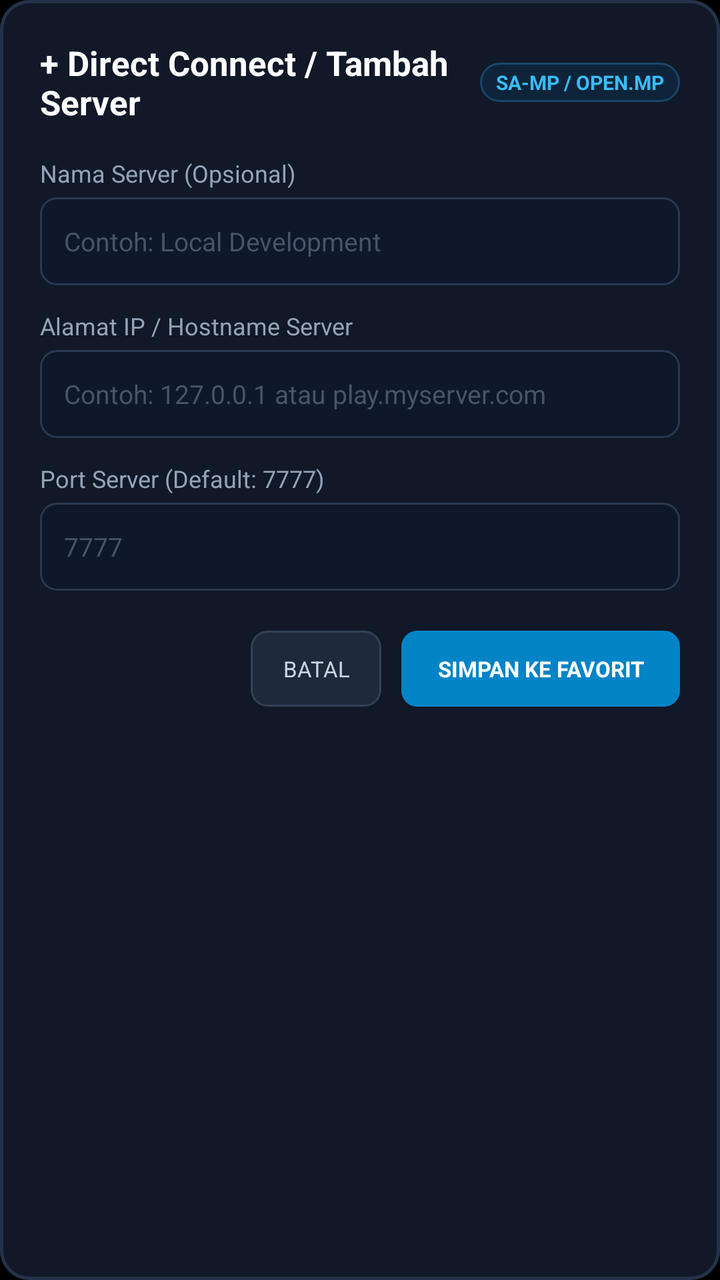
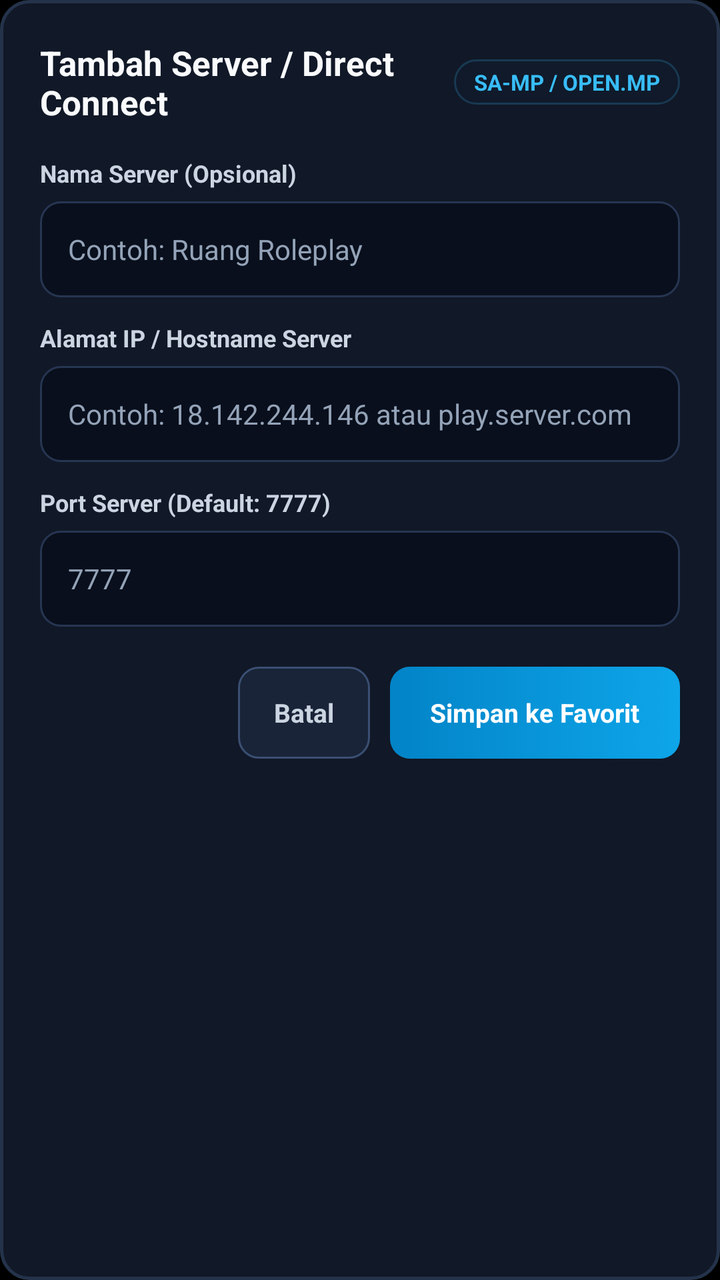

Compare the two renders of this Android layout. The source of the first and the diff that turns it into the second are given below.
<!-- AndroidManifest.xml: application theme android:Theme.NoTitleBar.Fullscreen -->
<!-- res/layout/dialog_add_server.xml -->
<?xml version="1.0" encoding="utf-8"?>
<LinearLayout xmlns:android="http://schemas.android.com/apk/res/android"
    android:layout_width="match_parent"
    android:layout_height="wrap_content"
    android:orientation="vertical"
    android:padding="20dp"
    android:background="@drawable/bg_dialog_modern">

    
    <LinearLayout
        android:layout_width="match_parent"
        android:layout_height="wrap_content"
        android:orientation="horizontal"
        android:gravity="center_vertical"
        android:layout_marginBottom="16dp">

        <TextView
            android:layout_width="0dp"
            android:layout_height="wrap_content"
            android:layout_weight="1"
            android:text="+ Direct Connect / Tambah Server"
            android:textColor="#FFFFFF"
            android:textSize="17sp"
            android:textStyle="bold" />

        <TextView
            android:layout_width="wrap_content"
            android:layout_height="wrap_content"
            android:text="SA-MP / OPEN.MP"
            android:textColor="#38BDF8"
            android:textSize="10sp"
            android:textStyle="bold"
            android:background="@drawable/bg_badge_ping"
            android:paddingStart="8dp"
            android:paddingEnd="8dp"
            android:paddingTop="3dp"
            android:paddingBottom="3dp" />
    </LinearLayout>

    <TextView
        android:layout_width="wrap_content"
        android:layout_height="wrap_content"
        android:text="Nama Server (Opsional)"
        android:textColor="#94A3B8"
        android:textSize="12sp"
        android:layout_marginBottom="4dp" />

    <EditText
        android:id="@+id/et_server_name"
        android:layout_width="match_parent"
        android:layout_height="44dp"
        android:hint="Contoh: Local Development"
        android:textColor="#FFFFFF"
        android:textColorHint="#475569"
        android:background="@drawable/bg_input_field"
        android:paddingStart="12dp"
        android:paddingEnd="12dp"
        android:textSize="13sp"
        android:layout_marginBottom="12dp" />

    <TextView
        android:layout_width="wrap_content"
        android:layout_height="wrap_content"
        android:text="Alamat IP / Hostname Server"
        android:textColor="#94A3B8"
        android:textSize="12sp"
        android:layout_marginBottom="4dp" />

    <EditText
        android:id="@+id/et_server_ip"
        android:layout_width="match_parent"
        android:layout_height="44dp"
        android:hint="Contoh: 127.0.0.1 atau play.myserver.com"
        android:textColor="#FFFFFF"
        android:textColorHint="#475569"
        android:background="@drawable/bg_input_field"
        android:paddingStart="12dp"
        android:paddingEnd="12dp"
        android:textSize="13sp"
        android:layout_marginBottom="12dp" />

    <TextView
        android:layout_width="wrap_content"
        android:layout_height="wrap_content"
        android:text="Port Server (Default: 7777)"
        android:textColor="#94A3B8"
        android:textSize="12sp"
        android:layout_marginBottom="4dp" />

    <EditText
        android:id="@+id/et_server_port"
        android:layout_width="match_parent"
        android:layout_height="44dp"
        android:hint="7777"
        android:inputType="number"
        android:textColor="#FFFFFF"
        android:textColorHint="#475569"
        android:background="@drawable/bg_input_field"
        android:paddingStart="12dp"
        android:paddingEnd="12dp"
        android:textSize="13sp"
        android:layout_marginBottom="20dp" />

    <LinearLayout
        android:layout_width="match_parent"
        android:layout_height="wrap_content"
        android:orientation="horizontal"
        android:gravity="end">

        <Button
            android:id="@+id/btn_cancel_add"
            android:layout_width="wrap_content"
            android:layout_height="38dp"
            android:text="BATAL"
            android:textColor="#CBD5E1"
            android:background="@drawable/bg_btn_secondary"
            android:textSize="11sp"
            android:paddingStart="16dp"
            android:paddingEnd="16dp"
            android:layout_marginEnd="10dp" />

        <Button
            android:id="@+id/btn_confirm_add"
            android:layout_width="wrap_content"
            android:layout_height="38dp"
            android:text="SIMPAN KE FAVORIT"
            android:textColor="#FFFFFF"
            android:background="@drawable/bg_btn_connect"
            android:textStyle="bold"
            android:textSize="11sp"
            android:paddingStart="18dp"
            android:paddingEnd="18dp" />
    </LinearLayout>

</LinearLayout>
<!-- resources referenced by this layout -->
<resources>
  <!-- drawable bg_badge_ping (drawable) -->
  <?xml version="1.0" encoding="utf-8"?>
  <shape xmlns:android="http://schemas.android.com/apk/res/android"
      android:shape="rectangle">
      <solid android:color="#0F243A" />
      <stroke android:width="1dp" android:color="#19456B" />
      <corners android:radius="12dp" />
  </shape>
  <!-- drawable bg_btn_connect (drawable) -->
  <?xml version="1.0" encoding="utf-8"?>
  <selector xmlns:android="http://schemas.android.com/apk/res/android">
      <item android:state_pressed="true">
          <shape android:shape="rectangle">
              <solid android:color="#02659B" />
              <corners android:radius="8dp" />
          </shape>
      </item>
      <item android:state_enabled="false">
          <shape android:shape="rectangle">
              <solid android:color="#334155" />
              <corners android:radius="8dp" />
          </shape>
      </item>
      <item>
          <shape android:shape="rectangle">
              <solid android:color="#0284C7" />
              <corners android:radius="8dp" />
          </shape>
      </item>
  </selector>
  <!-- drawable bg_btn_secondary (drawable) -->
  <?xml version="1.0" encoding="utf-8"?>
  <selector xmlns:android="http://schemas.android.com/apk/res/android">
      <item android:state_pressed="true">
          <shape android:shape="rectangle">
              <solid android:color="#0F172A" />
              <stroke android:width="1dp" android:color="#475569" />
              <corners android:radius="8dp" />
          </shape>
      </item>
      <item>
          <shape android:shape="rectangle">
              <solid android:color="#1E293B" />
              <stroke android:width="1dp" android:color="#334155" />
              <corners android:radius="8dp" />
          </shape>
      </item>
  </selector>
  <!-- drawable bg_dialog_modern (drawable) -->
  <?xml version="1.0" encoding="utf-8"?>
  <shape xmlns:android="http://schemas.android.com/apk/res/android"
      android:shape="rectangle">
      <solid android:color="#111827" />
      <stroke android:width="1.5dp" android:color="#24334A" />
      <corners android:radius="14dp" />
  </shape>
  <!-- drawable bg_input_field (drawable) -->
  <?xml version="1.0" encoding="utf-8"?>
  <selector xmlns:android="http://schemas.android.com/apk/res/android">
      <item android:state_focused="true">
          <shape android:shape="rectangle">
              <solid android:color="#0F172A" />
              <stroke android:width="1.5dp" android:color="#38BDF8" />
              <corners android:radius="8dp" />
          </shape>
      </item>
      <item>
          <shape android:shape="rectangle">
              <solid android:color="#0F172A" />
              <stroke android:width="1dp" android:color="#2A3950" />
              <corners android:radius="8dp" />
          </shape>
      </item>
  </selector>
</resources>

<!-- the commit's change to res/layout/dialog_add_server.xml (unified diff, before → after) -->
@@ -18,8 +18,8 @@
             android:layout_width="0dp"
             android:layout_height="wrap_content"
             android:layout_weight="1"
-            android:text="+ Direct Connect / Tambah Server"
-            android:textColor="#FFFFFF"
+            android:text="Tambah Server / Direct Connect"
+            android:textColor="@color/romp_text_primary"
             android:textSize="17sp"
             android:textStyle="bold" />
 
@@ -27,78 +27,81 @@
             android:layout_width="wrap_content"
             android:layout_height="wrap_content"
             android:text="SA-MP / OPEN.MP"
-            android:textColor="#38BDF8"
-            android:textSize="10sp"
+            android:textColor="@color/romp_accent"
+            android:textSize="11sp"
             android:textStyle="bold"
             android:background="@drawable/bg_badge_ping"
-            android:paddingStart="8dp"
-            android:paddingEnd="8dp"
-            android:paddingTop="3dp"
-            android:paddingBottom="3dp" />
+            android:paddingStart="10dp"
+            android:paddingEnd="10dp"
+            android:paddingTop="4dp"
+            android:paddingBottom="4dp" />
     </LinearLayout>
 
     <TextView
         android:layout_width="wrap_content"
         android:layout_height="wrap_content"
         android:text="Nama Server (Opsional)"
-        android:textColor="#94A3B8"
+        android:textColor="@color/romp_text_secondary"
         android:textSize="12sp"
-        android:layout_marginBottom="4dp" />
+        android:textStyle="bold"
+        android:layout_marginBottom="6dp" />
 
     <EditText
         android:id="@+id/et_server_name"
         android:layout_width="match_parent"
-        android:layout_height="44dp"
-        android:hint="Contoh: Local Development"
-        android:textColor="#FFFFFF"
-        android:textColorHint="#475569"
+        android:layout_height="48dp"
+        android:hint="Contoh: Ruang Roleplay"
+        android:textColor="@color/romp_text_primary"
+        android:textColorHint="@color/romp_text_muted"
         android:background="@drawable/bg_input_field"
-        android:paddingStart="12dp"
-        android:paddingEnd="12dp"
-        android:textSize="13sp"
+        android:paddingStart="14dp"
+        android:paddingEnd="14dp"
+        android:textSize="14sp"
         android:layout_marginBottom="12dp" />
 
     <TextView
         android:layout_width="wrap_content"
         android:layout_height="wrap_content"
         android:text="Alamat IP / Hostname Server"
-        android:textColor="#94A3B8"
+        android:textColor="@color/romp_text_secondary"
         android:textSize="12sp"
-        android:layout_marginBottom="4dp" />
+        android:textStyle="bold"
+        android:layout_marginBottom="6dp" />
 
     <EditText
         android:id="@+id/et_server_ip"
         android:layout_width="match_parent"
-        android:layout_height="44dp"
-        android:hint="Contoh: 127.0.0.1 atau play.myserver.com"
-        android:textColor="#FFFFFF"
-        android:textColorHint="#475569"
+        android:layout_height="48dp"
+        android:hint="Contoh: 18.142.244.146 atau play.server.com"
+        android:textColor="@color/romp_text_primary"
+        android:textColorHint="@color/romp_text_muted"
         android:background="@drawable/bg_input_field"
-        android:paddingStart="12dp"
-        android:paddingEnd="12dp"
-        android:textSize="13sp"
+        android:paddingStart="14dp"
+        android:paddingEnd="14dp"
+        android:textSize="14sp"
         android:layout_marginBottom="12dp" />
 
     <TextView
         android:layout_width="wrap_content"
         android:layout_height="wrap_content"
         android:text="Port Server (Default: 7777)"
-        android:textColor="#94A3B8"
+        android:textColor="@color/romp_text_secondary"
         android:textSize="12sp"
-        android:layout_marginBottom="4dp" />
+        android:textStyle="bold"
+        android:layout_marginBottom="6dp" />
 
     <EditText
         android:id="@+id/et_server_port"
         android:layout_width="match_parent"
-        android:layout_height="44dp"
+        android:layout_height="48dp"
         android:hint="7777"
         android:inputType="number"
-        android:textColor="#FFFFFF"
-        android:textColorHint="#475569"
+        android:textColor="@color/romp_text_primary"
+        android:textColorHint="@color/romp_text_muted"
         android:background="@drawable/bg_input_field"
-        android:paddingStart="12dp"
-        android:paddingEnd="12dp"
-        android:textSize="13sp"
+        android:paddingStart="14dp"
+        android:paddingEnd="14dp"
+        android:textSize="14sp"
         android:layout_marginBottom="20dp" />
 
     <LinearLayout
@@ -110,26 +113,29 @@
         <Button
             android:id="@+id/btn_cancel_add"
             android:layout_width="wrap_content"
-            android:layout_height="38dp"
-            android:text="BATAL"
-            android:textColor="#CBD5E1"
+            android:layout_height="46dp"
+            android:text="Batal"
+            android:textAllCaps="false"
+            android:textColor="@color/romp_text_secondary"
             android:background="@drawable/bg_btn_secondary"
-            android:textSize="11sp"
-            android:paddingStart="16dp"
-            android:paddingEnd="16dp"
+            android:textSize="13sp"
+            android:textStyle="bold"
+            android:paddingStart="18dp"
+            android:paddingEnd="18dp"
             android:layout_marginEnd="10dp" />
 
         <Button
             android:id="@+id/btn_confirm_add"
             android:layout_width="wrap_content"
-            android:layout_height="38dp"
-            android:text="SIMPAN KE FAVORIT"
+            android:layout_height="46dp"
+            android:text="Simpan ke Favorit"
+            android:textAllCaps="false"
             android:textColor="#FFFFFF"
             android:background="@drawable/bg_btn_connect"
             android:textStyle="bold"
-            android:textSize="11sp"
-            android:paddingStart="18dp"
-            android:paddingEnd="18dp" />
+            android:textSize="13sp"
+            android:paddingStart="20dp"
+            android:paddingEnd="20dp" />
     </LinearLayout>
 
 </LinearLayout>
<!-- resource entries referenced after the edit -->
@@ -1,53 +1,64 @@
 <!-- resources referenced by this layout -->
 <resources>
+  <color name="romp_accent">#38BDF8</color>
+  <color name="romp_text_muted">#94A3B8</color>
+  <color name="romp_text_primary">#F8FAFC</color>
+  <color name="romp_text_secondary">#CBD5E1</color>
   <!-- drawable bg_badge_ping (drawable) -->
   <?xml version="1.0" encoding="utf-8"?>
   <shape xmlns:android="http://schemas.android.com/apk/res/android"
       android:shape="rectangle">
-      <solid android:color="#0F243A" />
-      <stroke android:width="1dp" android:color="#19456B" />
-      <corners android:radius="12dp" />
+      <solid android:color="#1E0C2D48" />
+      <stroke android:width="1dp" android:color="#3338BDF8" />
+      <corners android:radius="999dp" />
   </shape>
   <!-- drawable bg_btn_connect (drawable) -->
   <?xml version="1.0" encoding="utf-8"?>
-  <selector xmlns:android="http://schemas.android.com/apk/res/android">
-      <item android:state_pressed="true">
-          <shape android:shape="rectangle">
-              <solid android:color="#02659B" />
-              <corners android:radius="8dp" />
-          </shape>
+  <ripple xmlns:android="http://schemas.android.com/apk/res/android"
+      android:color="#40FFFFFF">
+      <item>
+          <selector>
+              <item android:state_enabled="false">
+                  <shape android:shape="rectangle">
+                      <solid android:color="#334155" />
+                      <corners android:radius="10dp" />
+                  </shape>
+              </item>
+              <item>
+                  <shape android:shape="rectangle">
+                      <gradient
+                          android:angle="0"
+                          android:startColor="#0284C7"
+                          android:endColor="#0EA5E9" />
+                      <corners android:radius="10dp" />
+                  </shape>
+              </item>
+          </selector>
       </item>
-      <item android:state_enabled="false">
-          <shape android:shape="rectangle">
-              <solid android:color="#334155" />
-              <corners android:radius="8dp" />
-          </shape>
-      </item>
-      <item>
-          <shape android:shape="rectangle">
-              <solid android:color="#0284C7" />
-              <corners android:radius="8dp" />
-          </shape>
-      </item>
-  </selector>
+  </ripple>
   <!-- drawable bg_btn_secondary (drawable) -->
   <?xml version="1.0" encoding="utf-8"?>
-  <selector xmlns:android="http://schemas.android.com/apk/res/android">
-      <item android:state_pressed="true">
-          <shape android:shape="rectangle">
-              <solid android:color="#0F172A" />
-              <stroke android:width="1dp" android:color="#475569" />
-              <corners android:radius="8dp" />
-          </shape>
+  <ripple xmlns:android="http://schemas.android.com/apk/res/android"
+      android:color="#3338BDF8">
+      <item>
+          <selector>
+              <item android:state_focused="true">
+                  <shape android:shape="rectangle">
+                      <solid android:color="#1E2B44" />
+                      <stroke android:width="1.5dp" android:color="@color/romp_accent" />
+                      <corners android:radius="10dp" />
+                  </shape>
+              </item>
+              <item>
+                  <shape android:shape="rectangle">
+                      <solid android:color="#192438" />
+                      <stroke android:width="1dp" android:color="@color/romp_border_strong" />
+                      <corners android:radius="10dp" />
+                  </shape>
+              </item>
+          </selector>
       </item>
-      <item>
-          <shape android:shape="rectangle">
-              <solid android:color="#1E293B" />
-              <stroke android:width="1dp" android:color="#334155" />
-              <corners android:radius="8dp" />
-          </shape>
-      </item>
-  </selector>
+  </ripple>
   <!-- drawable bg_dialog_modern (drawable) -->
   <?xml version="1.0" encoding="utf-8"?>
   <shape xmlns:android="http://schemas.android.com/apk/res/android"
@@ -61,18 +72,21 @@
   <selector xmlns:android="http://schemas.android.com/apk/res/android">
       <item android:state_focused="true">
           <shape android:shape="rectangle">
-              <solid android:color="#0F172A" />
-              <stroke android:width="1.5dp" android:color="#38BDF8" />
-              <corners android:radius="8dp" />
+              <solid android:color="@color/romp_bg_input" />
+              <stroke android:width="1.5dp" android:color="@color/romp_accent" />
+              <corners android:radius="10dp" />
           </shape>
       </item>
       <item>
           <shape android:shape="rectangle">
-              <solid android:color="#0F172A" />
-              <stroke android:width="1dp" android:color="#2A3950" />
-              <corners android:radius="8dp" />
+              <solid android:color="@color/romp_bg_input" />
+              <stroke android:width="1dp" android:color="@color/romp_border_subtle" />
+              <corners android:radius="10dp" />
           </shape>
       </item>
   </selector>
+  <color name="romp_border_strong">#3B4F73</color>
+  <color name="romp_bg_input">#090F1C</color>
+  <color name="romp_border_subtle">#263652</color>
 </resources>
 
